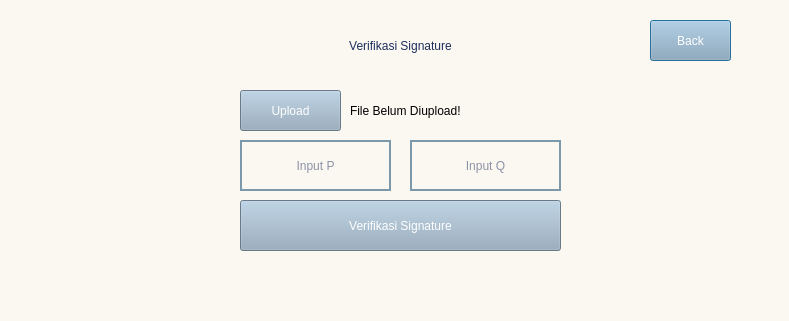
stellaribli/DigitalSignature, file verifSigSatu.ui: the form before one commit.
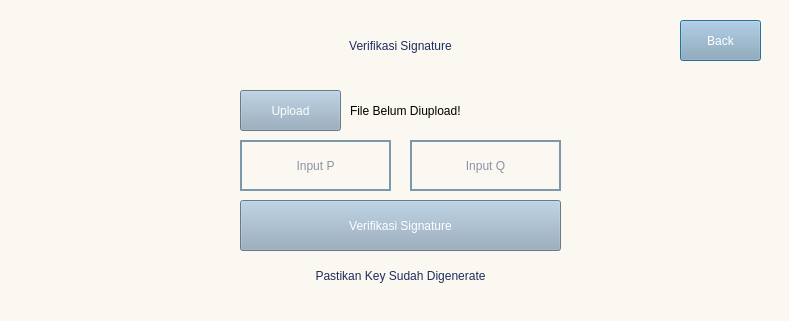
The form after the commit.

Diff of the .ui file:
```diff
--- a/verifSigSatu.ui
+++ b/verifSigSatu.ui
@@ -21,7 +21,7 @@
   <widget class="QPushButton" name="backButton">
    <property name="geometry">
     <rect>
-     <x>650</x>
+     <x>680</x>
      <y>20</y>
      <width>81</width>
      <height>41</height>
@@ -188,6 +188,25 @@
     <string>File Belum Diupload!</string>
    </property>
   </widget>
+  <widget class="QLabel" name="label_5">
+   <property name="geometry">
+    <rect>
+     <x>220</x>
+     <y>260</y>
+     <width>361</width>
+     <height>31</height>
+    </rect>
+   </property>
+   <property name="styleSheet">
+    <string notr="true">font: 10pt &quot;Mulish&quot;;color:#1D2D5E; </string>
+   </property>
+   <property name="text">
+    <string>Pastikan Key Sudah Digenerate</string>
+   </property>
+   <property name="alignment">
+    <set>Qt::AlignCenter</set>
+   </property>
+  </widget>
  </widget>
  <resources/>
  <connections/>
```
